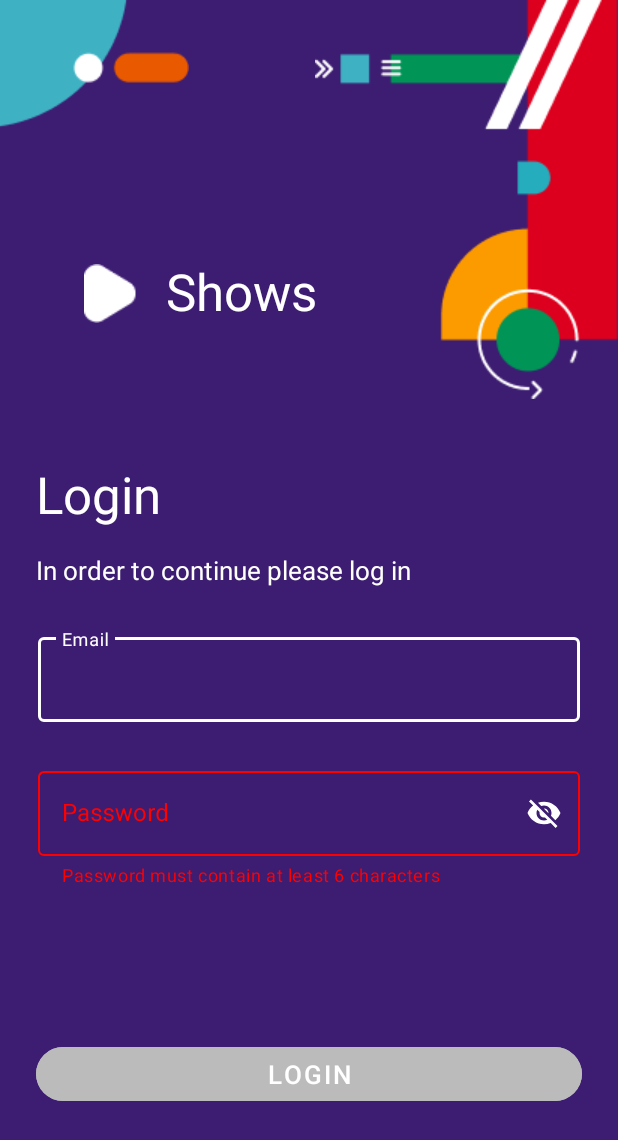
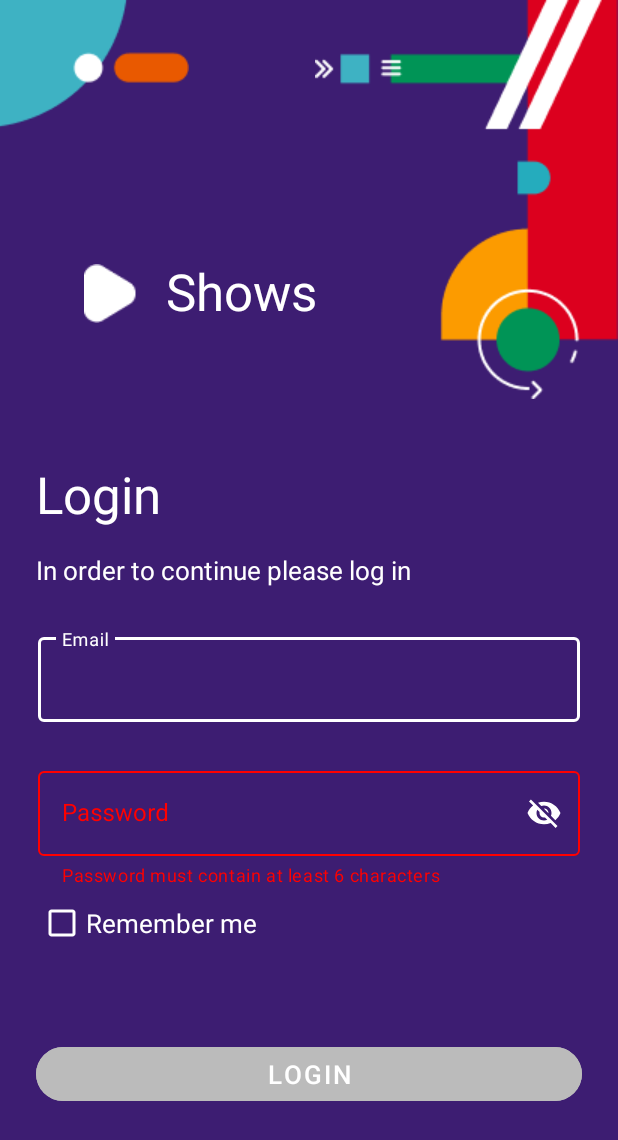
Before and after one commit to DanielIlievski/infinum-academy-shows-app-DanielIlievski, an Android app: the screen it shows after launch (MainActivity), after a tap on an icon or button, on a phone screen of 412 x 824 dp. Shown: the top 1140 px of the screen. Run offline under Robolectric (Android 15) with nearby library versions, the phone set to English and light mode, and no system bars; 3 statements that could not run were skipped.

Commit message:
Implemented 'Remember me' check box using EncryptedSharedPreferences.

```diff
--- a/app/build.gradle
+++ b/app/build.gradle
@@ -53,4 +53,7 @@ dependencies {
     androidTestImplementation 'androidx.test.ext:junit:1.1.3'
     androidTestImplementation 'androidx.test.espresso:espresso-core:3.4.0'
     implementation 'de.hdodenhof:circleimageview:3.1.0'
+    implementation ("androidx.lifecycle:lifecycle-viewmodel-ktx:2.5.0")
+    implementation ("androidx.lifecycle:lifecycle-livedata-ktx:2.5.0")
+    implementation "androidx.security:security-crypto:1.0.0-alpha02"
 }
--- a/app/src/main/java/com/example/infinite_movies/LoginFragment.kt
+++ b/app/src/main/java/com/example/infinite_movies/LoginFragment.kt
@@ -1,5 +1,6 @@
 package com.example.infinite_movies
 
+import android.content.SharedPreferences
 import android.graphics.Color
 import android.os.Bundle
 import android.text.Editable
@@ -7,15 +8,24 @@ import android.text.TextWatcher
 import android.view.LayoutInflater
 import android.view.View
 import android.view.ViewGroup
+import androidx.core.content.edit
 import androidx.fragment.app.Fragment
 import androidx.navigation.fragment.findNavController
+import androidx.security.crypto.EncryptedSharedPreferences
+import androidx.security.crypto.MasterKeys
 import com.example.infinite_movies.databinding.FragmentLoginBinding
+
+private const val IS_CHECKED = "IS_CHECKED"
+private const val EMAIL = "EMAIL"
+private const val PASSWORD = "PASSWORD"
 
 class LoginFragment : Fragment() {
 
     private var _binding: FragmentLoginBinding? = null
 
     private val binding get() = _binding!!
+
+    private lateinit var sharedPreferences: SharedPreferences
 
     companion object {
         private const val FIVE = 5
@@ -36,6 +46,20 @@ class LoginFragment : Fragment() {
         )
     }
 
+    override fun onCreate(savedInstanceState: Bundle?) {
+        super.onCreate(savedInstanceState)
+
+        val keyGenParameterSpec = MasterKeys.AES256_GCM_SPEC
+        val masterKeyAlias = MasterKeys.getOrCreate(keyGenParameterSpec)
+        sharedPreferences = EncryptedSharedPreferences.create(
+            getString(R.string.login),
+            masterKeyAlias,
+            requireContext(),
+            EncryptedSharedPreferences.PrefKeyEncryptionScheme.AES256_SIV,
+            EncryptedSharedPreferences.PrefValueEncryptionScheme.AES256_GCM
+        )
+    }
+
     override fun onCreateView(inflater: LayoutInflater, container: ViewGroup?, savedInstanceState: Bundle?): View {
         _binding = FragmentLoginBinding.inflate(inflater, container, false)
         return binding.root
@@ -45,6 +69,17 @@ class LoginFragment : Fragment() {
         super.onViewCreated(view, savedInstanceState)
 
         initListeners()
+
+        val isRememberMeChecked = sharedPreferences.getBoolean(IS_CHECKED, false)
+
+        if (isRememberMeChecked){
+            val email = sharedPreferences.getString(EMAIL, "example.email@gmail.com").toString()
+            val username = email.substring(0, email.indexOf('@'))
+
+            val directions = LoginFragmentDirections.toWelcomeFragment(username =  username, email = email)
+
+            findNavController().navigate(directions)
+        }
     }
 
     override fun onDestroyView() {
@@ -91,20 +126,20 @@ class LoginFragment : Fragment() {
         })
 
         binding.passwordTextField.editText?.addTextChangedListener(object : TextWatcher {
-            override fun beforeTextChanged(p0: CharSequence?, p1: Int, p2: Int, p3: Int) {
+            override fun beforeTextChanged(s: CharSequence?, start: Int, count: Int, after: Int) {
             }
 
-            override fun onTextChanged(p0: CharSequence?, p1: Int, p2: Int, p3: Int) {
+            override fun onTextChanged(s: CharSequence?, start: Int, before: Int, count: Int) {
             }
 
-            override fun afterTextChanged(p0: Editable?) {
+            override fun afterTextChanged(s: Editable?) {
                 binding.loginButton.isEnabled = isButtonEnabled()
 
                 if (isPasswordLongEnough(binding.passwordTextField.editText?.text.toString()))
                     binding.passwordTextField.error = null
                 else {
                     binding.passwordTextField.error = "Password must contain at least 6 characters"
-                    // enables password visibility toggle button to be visible when having and error message
+                    // enables password visibility toggle button to be visible when having an error message
                     binding.passwordTextField.errorIconDrawable = null
                 }
                 if (binding.loginButton.isEnabled) {
@@ -116,5 +151,21 @@ class LoginFragment : Fragment() {
                 }
             }
         })
+
+        binding.rememberMeCheckBox.setOnCheckedChangeListener { _, isChecked ->
+            val email = binding.emailTextField.editText?.text.toString()
+            val password = binding.passwordTextField.editText?.text.toString()
+
+            sharedPreferences.edit {
+                putBoolean(IS_CHECKED, isChecked)
+            }
+
+            if (isChecked){
+                sharedPreferences.edit {
+                    putString(EMAIL, email)
+                    putString(PASSWORD, password)
+                }
+            }
+        }
     }
 }
--- a/app/src/main/res/layout/fragment_login.xml
+++ b/app/src/main/res/layout/fragment_login.xml
@@ -130,6 +130,18 @@
 
     </com.google.android.material.textfield.TextInputLayout>
 
+    <CheckBox
+        android:id="@+id/rememberMeCheckBox"
+        android:layout_width="wrap_content"
+        android:layout_height="wrap_content"
+        app:layout_constraintTop_toBottomOf="@+id/passwordTextField"
+        app:layout_constraintStart_toStartOf="parent"
+        android:layout_marginHorizontal="25dp"
+        android:buttonTint="@color/white"
+        android:text="@string/remember_me"
+        android:textColor="@color/white"
+        android:textSize="17sp"/>
+
     <com.google.android.material.button.MaterialButton
         android:id="@+id/loginButton"
         android:layout_width="match_parent"
--- a/app/src/main/res/values/strings.xml
+++ b/app/src/main/res/values/strings.xml
@@ -29,4 +29,5 @@
     <string name="profile_email">%s</string>
     <string name="change_profile_photo">Change profile photo</string>
     <string name="logout">Logout</string>
+    <string name="remember_me">Remember me</string>
 </resources>
```
Also changed, not shown: app/src/main/java/com/example/infinite_movies/ShowsFragment.kt (+23 -0 lines).
